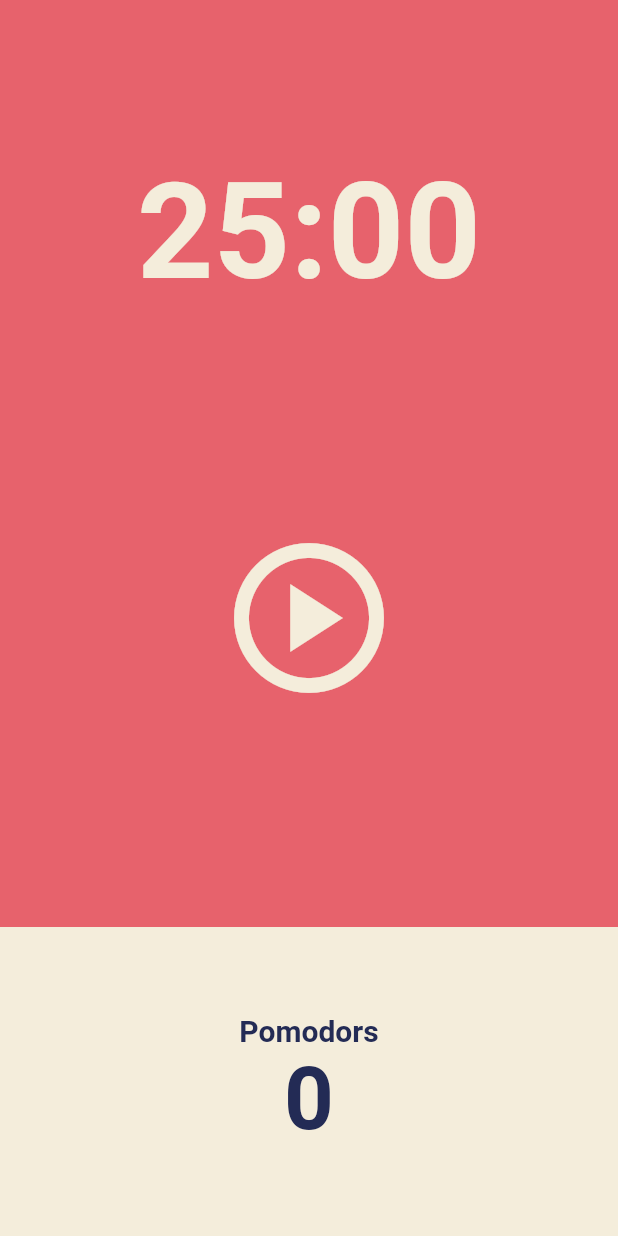
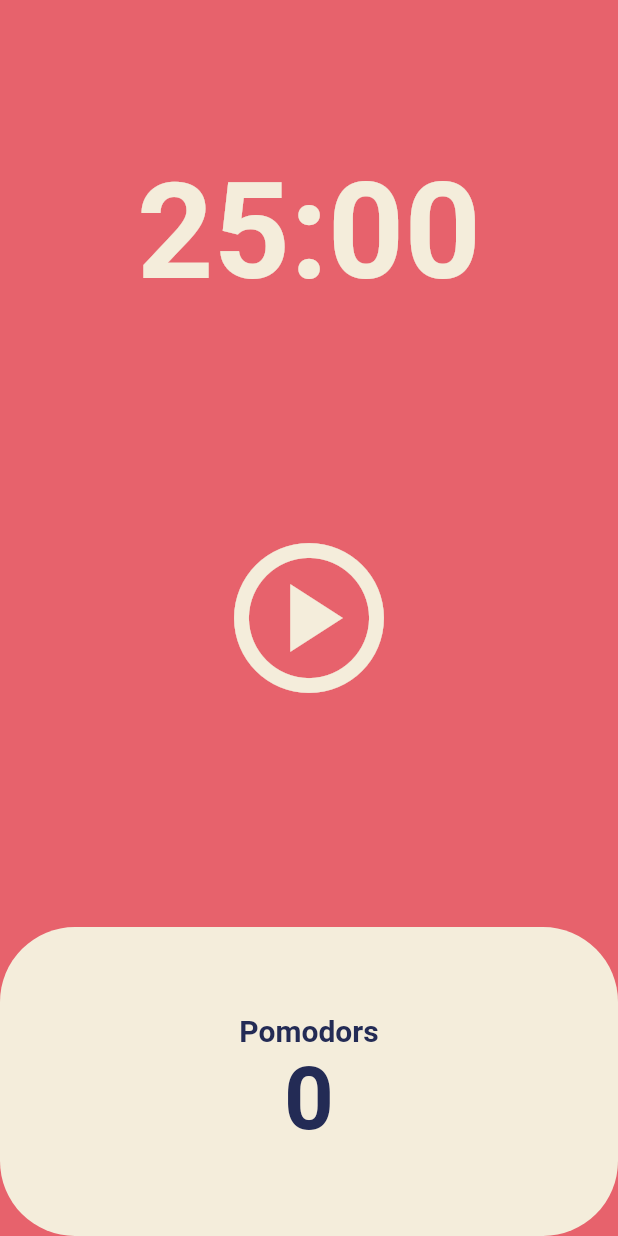
Before and after one commit to haagmin5382/pomodoro_app, a Flutter app: the screen it shows after launch, on a phone screen of 412 x 824 dp. Run offline on Flutter 3.47's test engine with Material 2 defaults, Android fonts, the phone set to English and light mode, and no system bars.

Commit message:
:sparkles: feat : add pomodoro timer

```diff
--- a/pomodoro/lib/screens/home_screen.dart
+++ b/pomodoro/lib/screens/home_screen.dart
@@ -1,4 +1,5 @@
 import 'package:flutter/material.dart';
+import 'dart:async'; // Timer 사용하기 위해 import 함
 
 class HomeScreen extends StatefulWidget {
   const HomeScreen({super.key});
@@ -8,6 +9,47 @@ class HomeScreen extends StatefulWidget {
 }
 
 class _HomeScreenState extends State<HomeScreen> {
+  static const twentyFiveMinutes = 1500;
+  int totalSeconds = twentyFiveMinutes;
+  int totalPomodoros = 0;
+  bool isRunning = false;
+  late Timer timer;
+  void onTick(Timer timer) {
+    // periodic이 실행하는 함수는 그 인자로 Timer 자체를 받는다.
+    if (totalSeconds == 0) {
+      setState(() {
+        totalSeconds = twentyFiveMinutes;
+        totalPomodoros = totalPomodoros + 1;
+        isRunning = false;
+      });
+      timer.cancel();
+    } else {
+      setState(() {
+        totalSeconds = totalSeconds - 1;
+      });
+    }
+  }
+
+  void onStartPressed() {
+    timer = Timer.periodic(const Duration(seconds: 1), onTick);
+    setState(() {
+      isRunning = true;
+    });
+  }
+
+  void onPausePressed() {
+    timer.cancel();
+    setState(() {
+      isRunning = false;
+    });
+  }
+
+  String format(int seconds) {
+    var duration = Duration(seconds: seconds); // 초를 타이머로 바꿔준다.
+    var timer = duration.toString().split(".").first.substring(2, 7);
+    return timer;
+  }
+
   @override
   Widget build(BuildContext context) {
     return Scaffold(
@@ -19,7 +61,7 @@ class _HomeScreenState extends State<HomeScreen> {
                 child: Container(
                   alignment: Alignment.bottomCenter,
                   child: Text(
-                    "25:00",
+                    format(totalSeconds),
                     style: TextStyle(
                         color: Theme.of(context).cardColor,
                         fontSize: 89,
@@ -30,10 +72,12 @@ class _HomeScreenState extends State<HomeScreen> {
                 flex: 2,
                 child: Center(
                   child: IconButton(
-                      onPressed: () {},
+                      onPressed: isRunning ? onPausePressed : onStartPressed,
                       iconSize: 120,
                       color: Theme.of(context).cardColor,
-                      icon: const Icon(Icons.play_circle_outlined)),
+                      icon: isRunning
+                          ? const Icon(Icons.pause_circle_outline)
+                          : const Icon(Icons.play_circle_outlined)),
                 )),
             Flexible(
                 child: Row(
@@ -41,8 +85,9 @@ class _HomeScreenState extends State<HomeScreen> {
                 Expanded(
                   // 왼쪽에 있는 부분을 옆까지 확장시켜줌
                   child: Container(
-                    decoration:
-                        BoxDecoration(color: Theme.of(context).cardColor),
+                    decoration: BoxDecoration(
+                        color: Theme.of(context).cardColor,
+                        borderRadius: BorderRadius.circular(50)),
                     child: Column(
                         mainAxisAlignment: MainAxisAlignment.center, // 수직으로 가운데
                         children: [
@@ -54,7 +99,7 @@ class _HomeScreenState extends State<HomeScreen> {
                                       .textTheme
                                       .displayLarge!
                                       .color)),
-                          Text("0",
+                          Text("$totalPomodoros",
                               style: TextStyle(
                                   fontSize: 58,
                                   fontWeight: FontWeight.w600,
```
